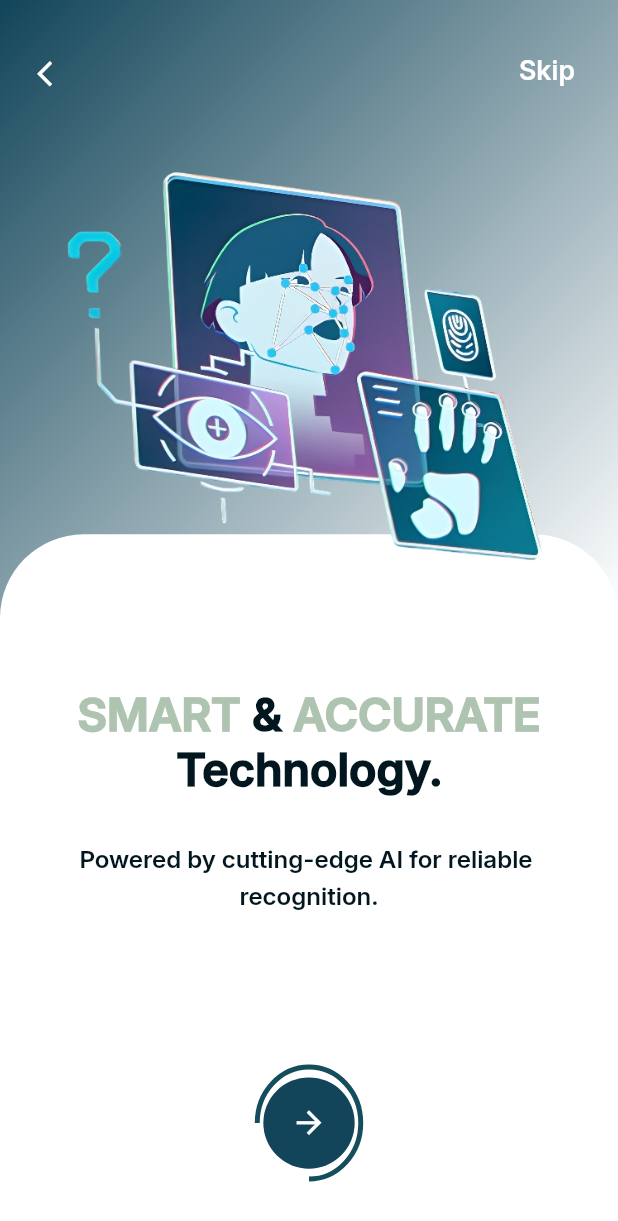
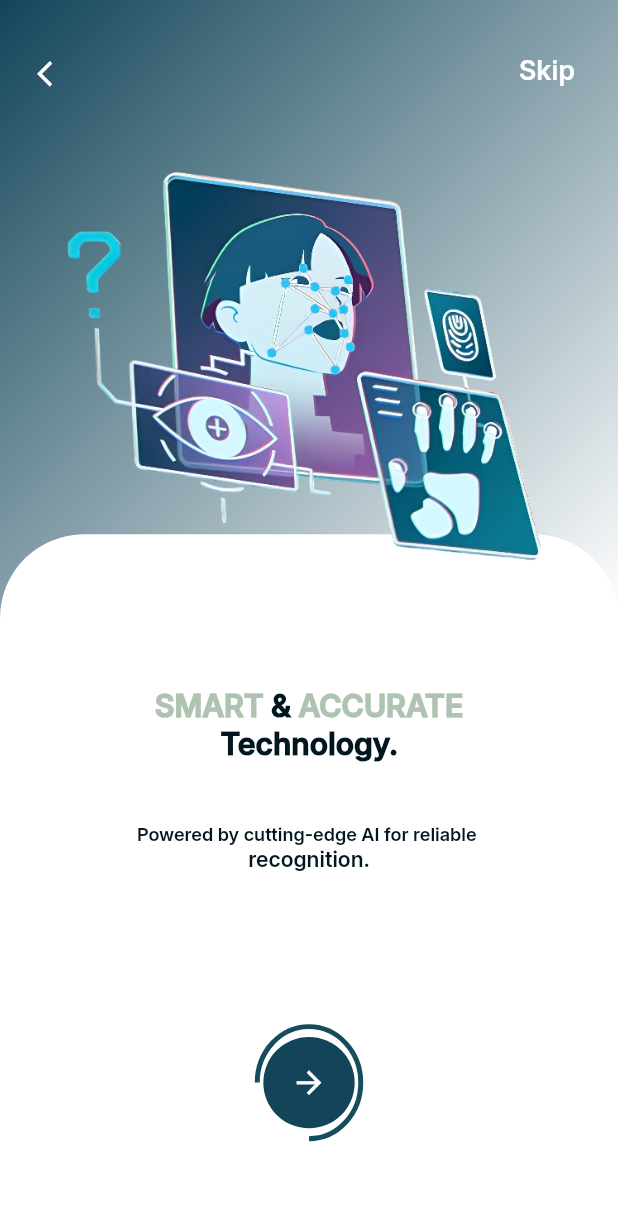
Before and after one commit to yousef1719/graduation_project, a Flutter app: the screen it shows after launch, after a tap on the "arrow forward" icon, on a phone screen of 412 x 824 dp. Shown: the top 1221 px of the screen. Run offline on Flutter 3.47's test engine with Material 3 defaults, Android fonts, the phone set to English and light mode, and no system bars; our stand-ins replace camera, dio, firebase_auth, firebase_core, flutter_screenutil, flutter_svg and 3 more; accounts and stored records are empty.

Commit message:
edit in app

```diff
--- a/lib/features/auth/presentation/view/widget/divider_with_text.dart
+++ b/lib/features/auth/presentation/view/widget/divider_with_text.dart
@@ -16,7 +16,7 @@ class DividerWithText extends StatelessWidget {
                 child: Divider(
               thickness: 2.h,
               color: Colors.black,
-              indent: 50.w,
+              indent: 30.w,
               endIndent: 5.w,
             )),
             Padding(
@@ -26,7 +26,7 @@ class DividerWithText extends StatelessWidget {
                 style: Styles(
                         fontWeight: FontWeight.w500,
                         color: Color(0xff4B4B4B),
-                        fontSize: 16.sp)
+                        fontSize: 12.sp)
                     .textStyleInter,
               ),
             ),
@@ -35,7 +35,7 @@ class DividerWithText extends StatelessWidget {
                 thickness: 2.h,
                 color: kPrimaryColor,
                 indent: 5.w,
-                endIndent: 50.w,
+                endIndent: 30.w,
               ),
             ),
           ],
--- a/lib/features/camera/controllers/camera_controller.dart
+++ b/lib/features/camera/controllers/camera_controller.dart
@@ -32,8 +32,13 @@ class CameraScreenController extends GetxController {
   Future<void> initCamera() async {
     try {
       final cameras = await availableCameras();
+      if (cameras.isEmpty) {
+        Get.snackbar('Error', 'No cameras found');
+        return;
+      }
       final firstCamera = cameras.first;
       cameraController = CameraController(firstCamera, ResolutionPreset.high);
+      initializeControllerFuture = cameraController.initialize();
       await cameraController.initialize();
       update();
     } catch (e) {
--- a/lib/features/splash/presentation/views/screens/biometric_onboarding.dart
+++ b/lib/features/splash/presentation/views/screens/biometric_onboarding.dart
@@ -76,7 +76,7 @@ class BiometricOnboarding extends StatelessWidget {
                         style: Styles(
                           fontWeight: FontWeight.w800,
                           color: kSecondaryColor,
-                          fontSize: 30.sp,
+                          fontSize: 20.sp,
                         ).textStyleInter,
                       ),
                       Text(
@@ -84,7 +84,7 @@ class BiometricOnboarding extends StatelessWidget {
                         style: Styles(
                                 fontWeight: FontWeight.w800,
                                 color: kTextColor,
-                                fontSize: 30.sp)
+                                fontSize: 20.sp)
                             .textStyleInter,
                       ),
                       Text(
@@ -92,7 +92,7 @@ class BiometricOnboarding extends StatelessWidget {
                         style: Styles(
                           fontWeight: FontWeight.w800,
                           color: kSecondaryColor,
-                          fontSize: 30.sp,
+                          fontSize: 20.sp,
                         ).textStyleInter,
                       ),
                     ],
@@ -102,26 +102,26 @@ class BiometricOnboarding extends StatelessWidget {
                     style: Styles(
                             fontWeight: FontWeight.w800,
                             color: kTextColor,
-                            fontSize: 30.sp)
+                            fontSize: 20.sp)
                         .textStyleInter,
                   ),
-                  Padding(
-                    padding: EdgeInsets.only(top: 30.h, bottom: 5.h),
-                    child: Text(
-                      'Powered by cutting-edge AI for reliable ',
-                      style: Styles(
-                              fontWeight: FontWeight.w400,
-                              color: kTextColor,
-                              fontSize: 16.sp)
-                          .textStyleInter,
-                    ),
+                  SizedBox(
+                    height: 40.h,
+                  ),
+                  Text(
+                    'Powered by cutting-edge AI for reliable ',
+                    style: Styles(
+                            fontWeight: FontWeight.w400,
+                            color: kTextColor,
+                            fontSize: 12.sp)
+                        .textStyleInter,
                   ),
                   Text(
                     'recognition.',
                     style: Styles(
                             fontWeight: FontWeight.w400,
                             color: kTextColor,
-                            fontSize: 16.sp)
+                            fontSize: 14.sp)
                         .textStyleInter,
                   )
                 ],
--- a/lib/features/splash/presentation/views/screens/splash_onboarding_face.dart
+++ b/lib/features/splash/presentation/views/screens/splash_onboarding_face.dart
@@ -87,7 +87,7 @@ class SplashOnboardingFace extends StatelessWidget {
                         .textStyleInter,
                   ),
                   Padding(
-                    padding: EdgeInsets.only(top: 60.h, bottom: 80.h),
+                    padding: EdgeInsets.only(top: 60.h, bottom: 40.h),
                     child: Text(
                       'Unlock the power of facial\n recognition effortlessly.',
                       style: Styles(
```
Also changed, not shown: lib/features/auth/presentation/view/screen/login_page.dart (+4 -4 lines), lib/features/auth/presentation/view/screen/signup_page.dart (+5 -5 lines), lib/features/splash/presentation/views/screens/secure_onboarding.dart (+8 -8 lines), 1 other file.
